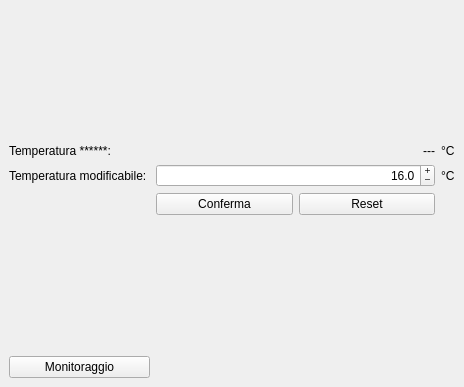
Before: the Qt Designer form applicazione/temperatureGUI.ui in RaffaBux/Vooler38, drawn with Qt 5.
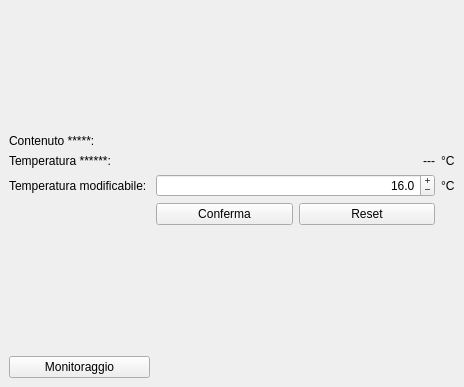
After: the same form once the commit is applied. Icons and pictures are not drawn.

The edit to the form file:
```diff
--- a/applicazione/temperatureGUI.ui
+++ b/applicazione/temperatureGUI.ui
@@ -19,28 +19,28 @@
   </property>
   <widget class="QWidget" name="temp_grid">
    <layout class="QGridLayout" name="gridLayout_2">
-    <item row="6" column="0">
+    <item row="7" column="0">
      <widget class="QPushButton" name="monitoraggioButton">
       <property name="text">
        <string>Monitoraggio</string>
       </property>
      </widget>
     </item>
-    <item row="2" column="0">
+    <item row="3" column="0">
      <widget class="QLabel" name="tempModLabel">
       <property name="text">
        <string>Temperatura modificabile: </string>
       </property>
      </widget>
     </item>
-    <item row="6" column="2">
+    <item row="7" column="2">
      <widget class="QLabel" name="statoLabel">
       <property name="text">
        <string>&lt;html&gt;&lt;head/&gt;&lt;body&gt;&lt;p&gt;&lt;img src=&quot;:/sfondo/gray.png&quot;/&gt;&lt;/p&gt;&lt;/body&gt;&lt;/html&gt;</string>
       </property>
      </widget>
     </item>
-    <item row="6" column="1">
+    <item row="7" column="1">
      <spacer name="space3_1">
       <property name="orientation">
        <enum>Qt::Horizontal</enum>
@@ -53,14 +53,14 @@
       </property>
      </spacer>
     </item>
-    <item row="1" column="0">
+    <item row="2" column="0">
      <widget class="QLabel" name="tempAttLabel2">
       <property name="text">
        <string>Temperatura ******:</string>
       </property>
      </widget>
     </item>
-    <item row="1" column="1">
+    <item row="2" column="1">
      <widget class="QLabel" name="tempAttLabel1">
       <property name="text">
        <string>---</string>
@@ -70,14 +70,14 @@
       </property>
      </widget>
     </item>
-    <item row="1" column="2">
-     <widget class="QLabel" name="celsiusLabel1">
-      <property name="text">
-       <string>°C</string>
-      </property>
-     </widget>
-    </item>
     <item row="2" column="2">
+     <widget class="QLabel" name="celsiusLabel1">
+      <property name="text">
+       <string>°C</string>
+      </property>
+     </widget>
+    </item>
+    <item row="3" column="2">
      <widget class="QLabel" name="celsiusLabel2">
       <property name="text">
        <string>°C</string>
@@ -97,7 +97,7 @@
       </property>
      </spacer>
     </item>
-    <item row="2" column="1">
+    <item row="3" column="1">
      <widget class="QDoubleSpinBox" name="tempSpin">
       <property name="wrapping">
        <bool>false</bool>
@@ -140,7 +140,7 @@
       </property>
      </widget>
     </item>
-    <item row="3" column="1" rowspan="2">
+    <item row="4" column="1" rowspan="2">
      <layout class="QHBoxLayout" name="horizontalLayout">
       <item>
        <widget class="QPushButton" name="confermaButton">
@@ -158,7 +158,7 @@
       </item>
      </layout>
     </item>
-    <item row="5" column="1">
+    <item row="6" column="1">
      <spacer name="space3_2">
       <property name="orientation">
        <enum>Qt::Vertical</enum>
@@ -171,6 +171,23 @@
       </property>
      </spacer>
     </item>
+    <item row="1" column="0">
+     <widget class="QLabel" name="contenutoLabel1">
+      <property name="text">
+       <string>Contenuto *****:</string>
+      </property>
+     </widget>
+    </item>
+    <item row="1" column="1">
+     <widget class="QLabel" name="contenutoLabel2">
+      <property name="text">
+       <string/>
+      </property>
+      <property name="alignment">
+       <set>Qt::AlignRight|Qt::AlignTrailing|Qt::AlignVCenter</set>
+      </property>
+     </widget>
+    </item>
    </layout>
   </widget>
  </widget>
```
